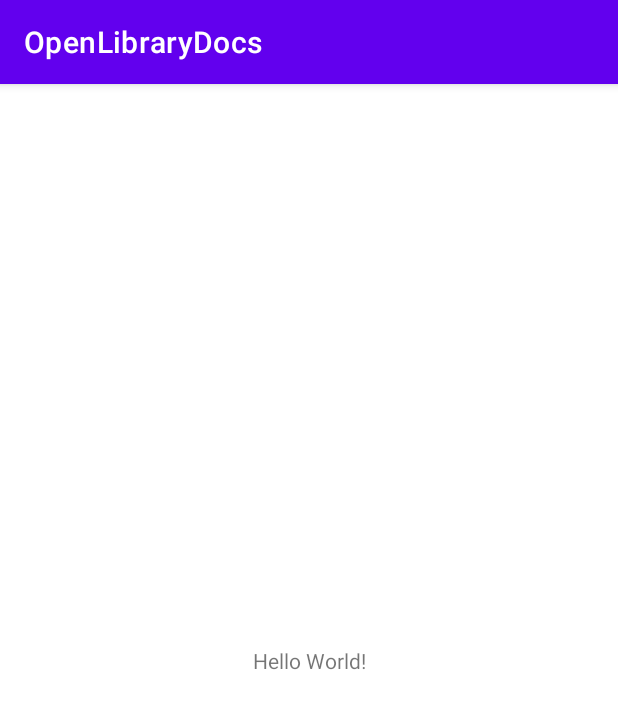
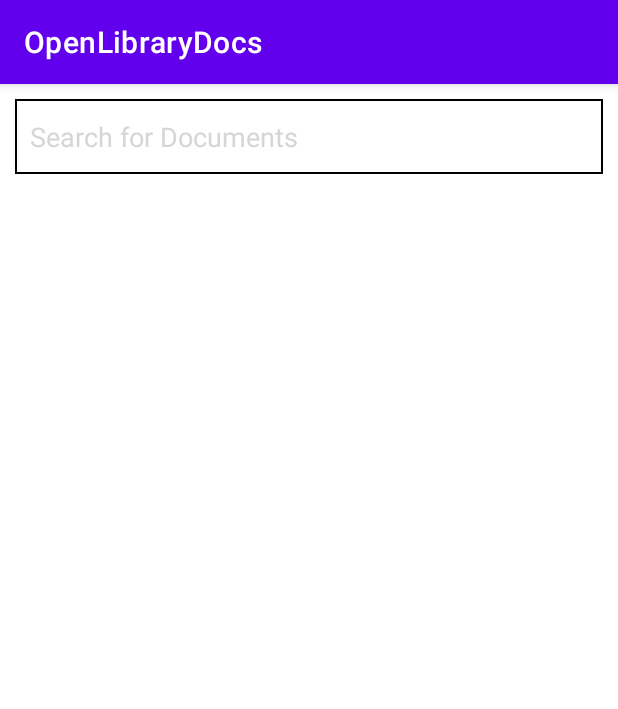
Before and after one commit to HeshamMorsy/OpenLibraryDocs, an Android app: the screen it shows after launch (MainActivity), on a phone screen of 412 x 824 dp. Shown: the top 709 px of the screen. Run offline under Robolectric (Android 15) with nearby library versions, the phone set to English and light mode, and no system bars; our stand-ins replace Dagger/Hilt's generated code.

Commit message:
finish UI design (XMLs) for MainActivity and document cell used for documents adapter, and add cell for loading state to be used in adapter

```diff
--- a/app/build.gradle
+++ b/app/build.gradle
@@ -43,6 +43,7 @@ dependencies {
     implementation 'androidx.appcompat:appcompat:1.4.0'
     implementation 'com.google.android.material:material:1.4.0'
     implementation 'androidx.constraintlayout:constraintlayout:2.1.2'
+    implementation 'androidx.swiperefreshlayout:swiperefreshlayout:1.1.0'
     testImplementation 'junit:junit:4.+'
     androidTestImplementation 'androidx.test.ext:junit:1.1.3'
     androidTestImplementation 'androidx.test.espresso:espresso-core:3.4.0'
--- /dev/null
+++ b/app/src/main/res/drawable/et_background.xml
@@ -0,0 +1,14 @@
+<?xml version="1.0" encoding="utf-8"?>
+<shape xmlns:android="http://schemas.android.com/apk/res/android"
+    android:shape="rectangle">
+
+    <solid
+        android:color="@color/white"
+        />
+
+    <stroke
+        android:color="@color/black"
+        android:width="1dp"
+        />
+
+</shape>
--- a/app/src/main/res/layout/activity_main.xml
+++ b/app/src/main/res/layout/activity_main.xml
@@ -1,18 +1,47 @@
 <?xml version="1.0" encoding="utf-8"?>
-<androidx.constraintlayout.widget.ConstraintLayout xmlns:android="http://schemas.android.com/apk/res/android"
+<androidx.swiperefreshlayout.widget.SwipeRefreshLayout xmlns:android="http://schemas.android.com/apk/res/android"
         xmlns:app="http://schemas.android.com/apk/res-auto"
         xmlns:tools="http://schemas.android.com/tools"
+        android:id="@+id/swipe_refresh"
         android:layout_width="match_parent"
         android:layout_height="match_parent"
         tools:context=".ui.activities.MainActivity">
 
-    <TextView
-        android:layout_width="wrap_content"
-        android:layout_height="wrap_content"
-        android:text="Hello World!"
+        <androidx.constraintlayout.widget.ConstraintLayout
+            android:layout_width="match_parent"
+            android:layout_height="match_parent">
+
+            <EditText
+                android:id="@+id/searchET"
+                android:layout_width="0dp"
+                android:layout_height="50dp"
+                android:focusable="true"
+                android:clickable="true"
+                android:paddingStart="10dp"
+                android:paddingEnd="10dp"
+                android:background="@drawable/et_background"
+                android:maxLines="1"
+                android:inputType="text"
+                android:textColor="@color/black"
+                android:textColorHint="@color/grey"
+                android:layout_marginTop="10dp"
+                android:layout_marginStart="10dp"
+                android:layout_marginEnd="10dp"
+                app:layout_constraintTop_toTopOf="parent"
+                app:layout_constraintStart_toStartOf="parent"
+                app:layout_constraintEnd_toEndOf="parent"
+                android:hint="@string/search_document"
+                android:autofillHints="name" />
+
+            <androidx.recyclerview.widget.RecyclerView
+                android:id="@+id/listRecycler"
+                android:layout_width="match_parent"
+                android:layout_height="0dp"
+                android:layout_marginTop="5dp"
                 app:layout_constraintBottom_toBottomOf="parent"
-        app:layout_constraintLeft_toLeftOf="parent"
-        app:layout_constraintRight_toRightOf="parent"
-        app:layout_constraintTop_toTopOf="parent" />
+                app:layout_constraintTop_toBottomOf="@id/searchET"
+                tools:listitem="@layout/cell_document" />
 
         </androidx.constraintlayout.widget.ConstraintLayout>
+
+    </androidx.swiperefreshlayout.widget.SwipeRefreshLayout>
--- a/app/src/main/res/values/strings.xml
+++ b/app/src/main/res/values/strings.xml
@@ -1,3 +1,4 @@
 <resources>
     <string name="app_name">OpenLibraryDocs</string>
+    <string name="search_document">Search for Documents</string>
 </resources>
```
Also changed, not shown: app/src/main/res/layout/cell_document.xml (added, +42 -0 lines), app/src/main/res/layout/cell_load_item.xml (added, +15 -0 lines). Lines whose indentation alone changed are shown as unchanged.
